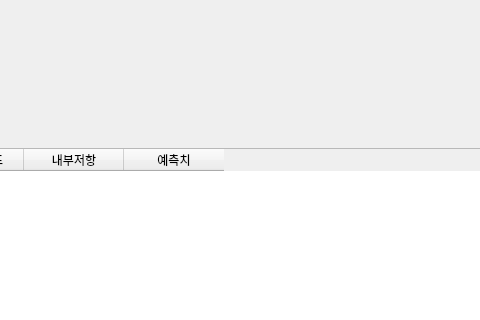
Old version of the form robert/wt0.ui in the repository robertchoi/BatteryDatasetImplementation; both pictures show x 97 to 577 and y 282 to 602 of the 800 by 802 pixel window.
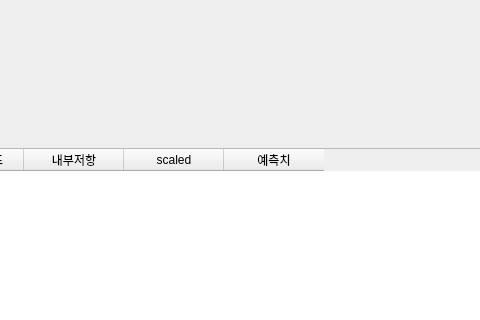
New version of the form. Custom widgets are drawn as their Qt base class.

Commit message: add scaled colume

The edit to the form file:
```diff
--- a/robert/wt0.ui
+++ b/robert/wt0.ui
@@ -142,6 +142,11 @@
       <string>내부저항</string>
      </property>
     </column>
+    <column>
+     <property name="text">
+      <string>scaled</string>
+     </property>
+    </column>
     <column>
      <property name="text">
       <string>예측치</string>
```
Left out of the diff: 2 changed lines with no effect on the pictures. The commit also changes 4 other files.
